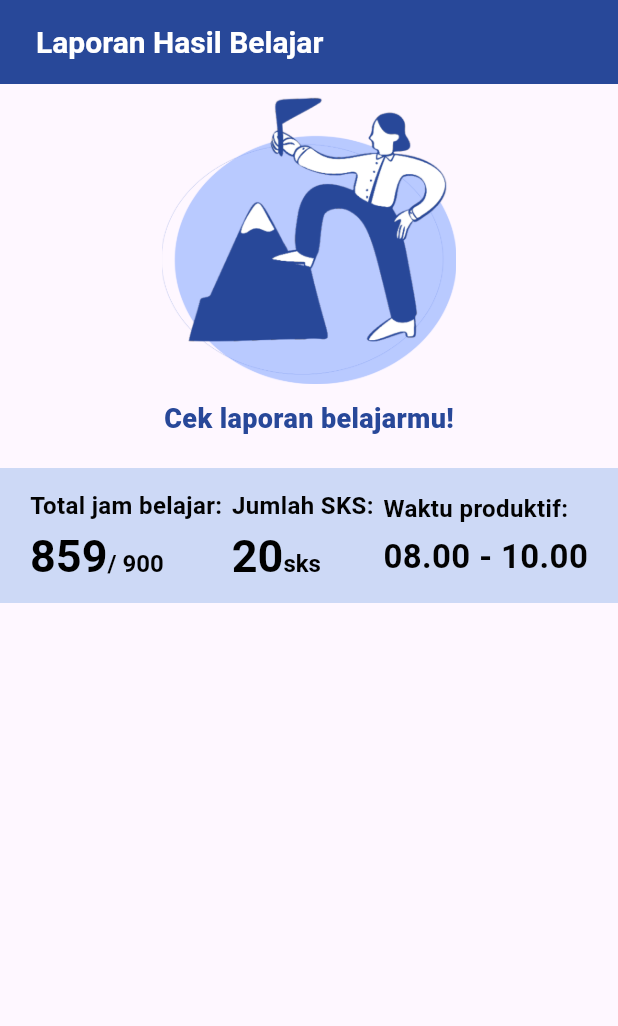
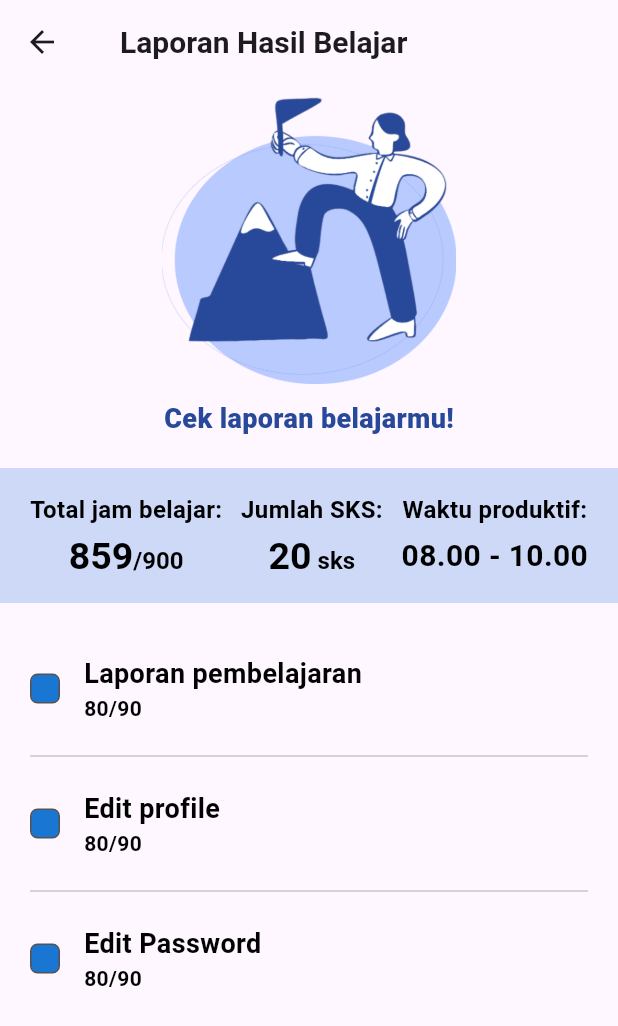
Before and after one commit to mdifal/KuliahKu-FE, a Flutter app: the screen it shows after launch, item 4 of the bottom bar chosen, after a tap on "Laporan pembelajaran", on a phone screen of 412 x 824 dp. Shown: the top 1026 px of the screen. Run offline on Flutter 3.47's test engine with Material 3 defaults, Android fonts, the phone set to English and light mode, and no system bars; our stand-ins replace camera, dropdown_button2, file_picker, flutter_svg, image_picker, socket_io_client and 3 more; missing offline and left inert: chatapp, jwt_decode, passwordfield, time_picker_spinner; network calls fail; Roboto replaces fonts that are missing (Poppins).

Commit message:
upgrade tampilan laporan hasil belajar

```diff
--- a/lib/ui/views/laporan_hasil_belajar.dart
+++ b/lib/ui/views/laporan_hasil_belajar.dart
@@ -1,8 +1,10 @@
 import 'dart:async';
+import 'package:flutter/cupertino.dart';
 import 'package:flutter/material.dart';
 import 'package:kuliahku/ui/shared/style.dart';
 import 'package:kuliahku/ui/shared/images.dart';
-
+import 'edit_password.dart';
+import 'edit_profile.dart';
 
 class LaporanHasilBelajarPage extends StatefulWidget {
   const LaporanHasilBelajarPage({Key? key}) : super(key: key);
@@ -12,10 +14,10 @@ class LaporanHasilBelajarPage extends StatefulWidget {
 }
 
 class _LaporanHasilBelajarPageState extends State<LaporanHasilBelajarPage> {
+
   @override
   Widget build(BuildContext context) {
-    return MaterialApp(
-      home: Scaffold(
+    return Scaffold(
       appBar: AppBar(
         title: Row(
           children: [
@@ -23,7 +25,6 @@ class _LaporanHasilBelajarPageState extends State<LaporanHasilBelajarPage> {
             Text(
               'Laporan Hasil Belajar',
               style: TextStyle(
-                  color: white,
                 fontFamily: 'Poppins',
                 fontSize: 20,
                 fontWeight: FontWeight.w600,
@@ -31,7 +32,6 @@ class _LaporanHasilBelajarPageState extends State<LaporanHasilBelajarPage> {
             ),
           ],
         ),
-          backgroundColor: darkBlue,
       ),
       body: SafeArea(
         child: ListView(
@@ -66,22 +66,21 @@ class _LaporanHasilBelajarPageState extends State<LaporanHasilBelajarPage> {
                   children: [
                     Column(
                       mainAxisAlignment: MainAxisAlignment.center,
-                        crossAxisAlignment: CrossAxisAlignment.start,
+                      crossAxisAlignment: CrossAxisAlignment.center,
                       children: [
-                          Center(
-                            child: Text(
+                        Text(
                           'Total jam belajar:',
                           style: TextStyle(
                             fontSize: 16,
                             fontFamily: 'Poppins',
-                                color: black,
+                            color: Colors.black,
                             fontWeight: FontWeight.w600,
                           ),
-                            ),
+                          textAlign: TextAlign.center,
                         ),
                         SizedBox(height: 5),
-                          Center(
-                            child: RichText(
+                        RichText(
+                          textAlign: TextAlign.center,
                           text: TextSpan(
                             style: TextStyle(
                               fontFamily: 'Poppins',
@@ -91,36 +90,34 @@ class _LaporanHasilBelajarPageState extends State<LaporanHasilBelajarPage> {
                             children: [
                               TextSpan(
                                 text: '859',
-                                    style: TextStyle(fontSize: 30), // Ukuran untuk "859"
+                                style: TextStyle(fontSize: 25),
                               ),
                               TextSpan(
-                                    text: '/ 900',
-                                    style: TextStyle(fontSize: 16), // Ukuran untuk "/ 900"
+                                text: '/900',
+                                style: TextStyle(fontSize: 16),
                               ),
                             ],
-                              ),
                           ),
                         ),
                       ],
                     ),
                     Column(
                       mainAxisAlignment: MainAxisAlignment.center,
-                        crossAxisAlignment: CrossAxisAlignment.start,
+                      crossAxisAlignment: CrossAxisAlignment.center,
                       children: [
-                          Center(
-                            child: Text(
+                        Text(
                           'Jumlah SKS:',
                           style: TextStyle(
                             fontSize: 16,
                             fontFamily: 'Poppins',
-                                color: black,
+                            color: Colors.black,
                             fontWeight: FontWeight.w600,
                           ),
-                            ),
+                          textAlign: TextAlign.center,
                         ),
                         SizedBox(height: 5),
-                          Center(
-                            child: RichText(
+                        RichText(
+                          textAlign: TextAlign.center,
                           text: TextSpan(
                             style: TextStyle(
                               fontFamily: 'Poppins',
@@ -130,46 +127,88 @@ class _LaporanHasilBelajarPageState extends State<LaporanHasilBelajarPage> {
                             children: [
                               TextSpan(
                                 text: '20',
-                                    style: TextStyle(fontSize: 30), // Ukuran untuk "859"
+                                style: TextStyle(fontSize: 25),
                               ),
                               TextSpan(
-                                    text: 'sks',
-                                    style: TextStyle(fontSize: 16), // Ukuran untuk "/ 900"
+                                text: ' sks',
+                                style: TextStyle(fontSize: 16),
                               ),
                             ],
-                              ),
                           ),
                         ),
                       ],
                     ),
                     Column(
                       mainAxisAlignment: MainAxisAlignment.center,
-                        crossAxisAlignment: CrossAxisAlignment.start,
+                      crossAxisAlignment: CrossAxisAlignment.center,
                       children: [
-                          Center(
-                            child: Text(
+                        Text(
                           'Waktu produktif:',
                           style: TextStyle(
                             fontSize: 16,
                             fontFamily: 'Poppins',
-                                color: black,
+                            color: Colors.black,
                             fontWeight: FontWeight.w600,
+                          ),
+                          textAlign: TextAlign.center,
+                        ),
+                        SizedBox(height: 5),
+                        Text(
+                          '08.00 - 10.00',
+                          style: TextStyle(
+                            fontSize: 20,
+                            fontFamily: 'Poppins',
+                            color: Colors.black,
+                            fontWeight: FontWeight.w600,
+                          ),
+                          textAlign: TextAlign.center,
+                        ),
+                      ],
+                    ),
+                  ],
                 ),
               ),
             ),
-                          SizedBox(height: 5),
-                          Center(
-                            child: Text(
-                              '08.00 - 10.00',
-                              style: TextStyle(
-                                fontSize: 22,
-                                fontFamily: 'Poppins',
-                                color: black,
-                                fontWeight: FontWeight.w600,
+            Expanded(
+              child: Container(
+                padding: const EdgeInsets.only(left: 20, top: 20, right: 20, bottom: 20),
+                child: Column(
+                  mainAxisSize: MainAxisSize.min, // Make the Column fit the content
+                  children: [
+                    MenuItem(
+                      matkul: 'Laporan pembelajaran',
+                      jamBelajar: '80/90',
+                      color: facebookColor,
+                      onTap: () {
+                        Navigator.push(
+                          context,
+                          MaterialPageRoute(builder: (context) => const LaporanHasilBelajarPage()),
+                        );
+                      },
                     ),
+                    Divider(),
+                    MenuItem(
+                      matkul: 'Edit profile',
+                      jamBelajar: '80/90',
+                      color: facebookColor,
+                      onTap: () {
+                        Navigator.push(
+                          context,
+                          MaterialPageRoute(builder: (context) => const EditProfilePage()),
+                        );
+                      },
                     ),
-                          ),
-                        ],
+                    Divider(),
+                    MenuItem(
+                      matkul: 'Edit Password',
+                      jamBelajar: '80/90',
+                      color: facebookColor,
+                      onTap: () {
+                        Navigator.push(
+                          context,
+                          MaterialPageRoute(builder: (context) => const EditPasswordPage()),
+                        );
+                      },
                     ),
                   ],
                 ),
@@ -178,6 +217,67 @@ class _LaporanHasilBelajarPageState extends State<LaporanHasilBelajarPage> {
           ],
         ),
       ),
+    );
+  }
+}
+
+class MenuItem extends StatelessWidget {
+  final String matkul;
+  final String jamBelajar;
+  final Color color;
+  final VoidCallback onTap;
+
+  const MenuItem({
+    required this.matkul,
+    required this.jamBelajar,
+    required this.color,
+    required this.onTap,
+  });
+
+  @override
+  Widget build(BuildContext context) {
+    return InkWell(
+      onTap: onTap,
+      child: Padding(
+        padding: const EdgeInsets.symmetric(vertical: 14.0),
+        child: Row(
+          children: [
+            Container(
+              width: 20,
+              height: 20,
+              decoration: BoxDecoration(
+                borderRadius: BorderRadius.circular(5),
+                color: color,
+                border: Border.all(
+                  color: blackSoft,
+                  width: 1,
+                ),
+              ),
+            ),
+            SizedBox(width: 16),
+            Column(
+              crossAxisAlignment: CrossAxisAlignment.start,
+              children: [
+                Text(
+                  matkul,
+                  style: TextStyle(
+                    fontSize: 18,
+                    fontWeight: FontWeight.w600,
+                    color: black,
+                  ),
+                ),
+                Text(
+                  jamBelajar,
+                  style: TextStyle(
+                    fontSize: 14,
+                    fontWeight: FontWeight.w600,
+                    color: black,
+                  ),
+                ),
+              ],
+            ),
+          ],
+        ),
       ),
     );
   }
```
Lines whose indentation alone changed are shown as unchanged.
